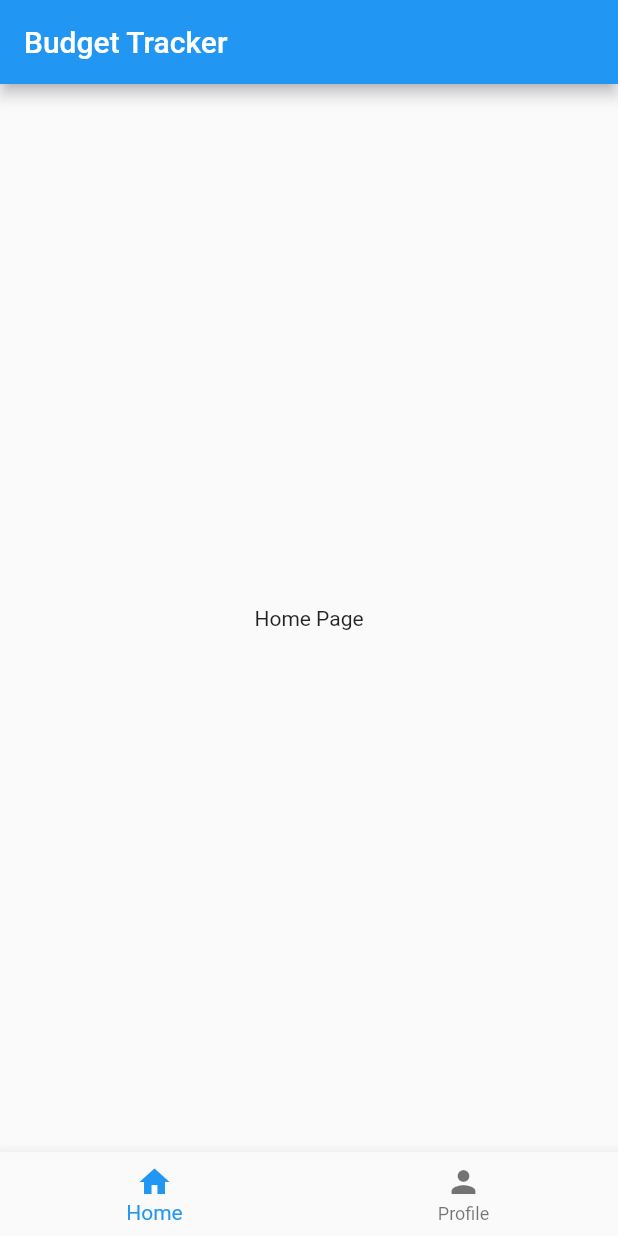
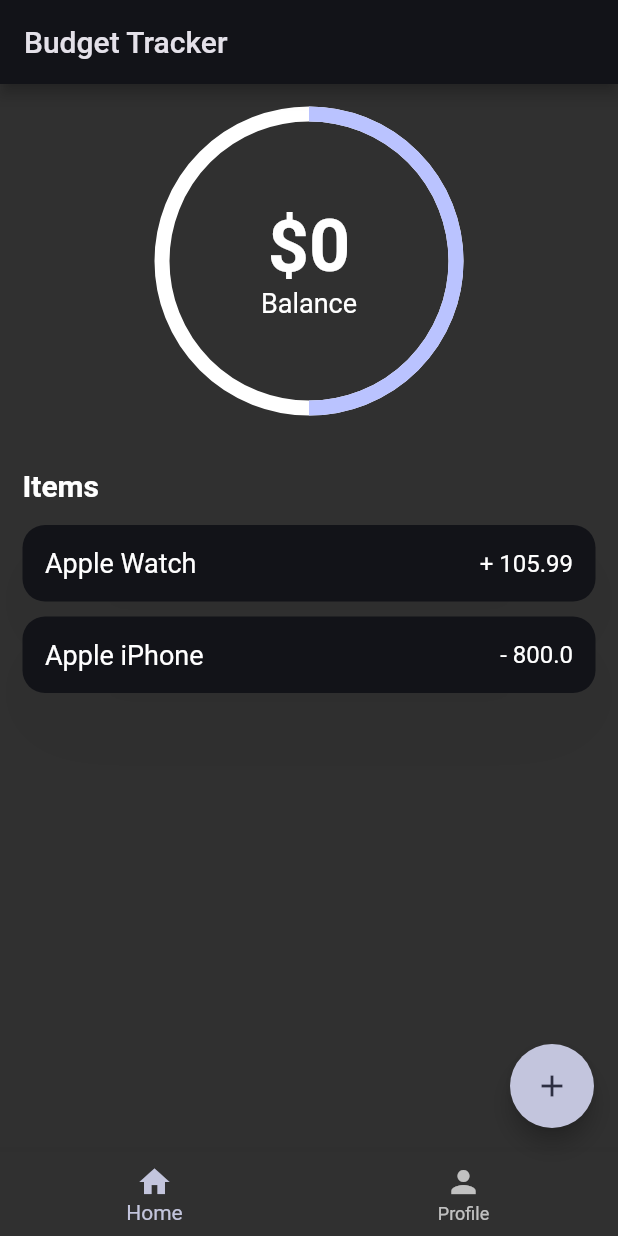
Before and after one commit to FlutterBricks/budget_tracker, a Flutter app: the screen it shows after launch, on a phone screen of 412 x 824 dp. Run offline on Flutter 3.47's test engine with Material 2 defaults, Android fonts, the phone set to English and light mode, and no system bars; drawn by our look-alikes of percent_indicator; our stand-ins replace device_preview.

Commit message:
Nick: home page ui

```diff
--- a/lib/main.dart
+++ b/lib/main.dart
@@ -1,8 +1,14 @@
 import 'package:budget_tracker/screens/home.dart';
+import 'package:device_preview/device_preview.dart';
 import 'package:flutter/material.dart';
 
 void main() {
-  runApp(const MyApp());
+  return runApp(
+    DevicePreview(
+      enabled: true,
+      builder: (context) => MyApp(), // Wrap your app
+    ),
+  );
 }
 
 class MyApp extends StatelessWidget {
@@ -14,7 +20,8 @@ class MyApp extends StatelessWidget {
     return MaterialApp(
         title: 'Flutter Demo',
         theme: ThemeData(
-          primarySwatch: Colors.blue,
+          colorScheme: ColorScheme.fromSeed(
+              brightness: Brightness.dark, seedColor: Colors.indigo),
         ),
         home: Home());
   }
--- a/lib/pages/home_page.dart
+++ b/lib/pages/home_page.dart
@@ -1,12 +1,118 @@
 import 'package:flutter/material.dart';
+import 'package:percent_indicator/circular_percent_indicator.dart';
 
 class HomePage extends StatelessWidget {
   const HomePage({Key? key}) : super(key: key);
 
   @override
   Widget build(BuildContext context) {
-    return const Center(
-      child: Text("Home Page"),
+    final screenSize = MediaQuery.of(context).size;
+    return SingleChildScrollView(
+      child: Padding(
+        padding: const EdgeInsets.all(15.0),
+        child: SizedBox(
+          width: screenSize.width,
+          child: Column(
+            crossAxisAlignment: CrossAxisAlignment.start,
+            children: [
+              Align(
+                alignment: Alignment.topCenter,
+                child: CircularPercentIndicator(
+                  radius: screenSize.width / 2,
+                  lineWidth: 10.0,
+                  percent: .5,
+                  backgroundColor: Colors.white,
+                  center: Column(
+                    mainAxisSize: MainAxisSize.min,
+                    children: const [
+                      Text(
+                        "\$0",
+                        style: TextStyle(
+                            fontSize: 48, fontWeight: FontWeight.bold),
+                      ),
+                      Text(
+                        "Balance",
+                        style: TextStyle(fontSize: 18),
+                      ),
+                    ],
+                  ),
+                  progressColor: Theme.of(context).colorScheme.primary,
+                ),
+              ),
+              const SizedBox(
+                height: 35,
+              ),
+              const Text(
+                "Items",
+                style: TextStyle(fontSize: 20, fontWeight: FontWeight.bold),
+              ),
+              const SizedBox(
+                height: 10,
+              ),
+              const TransactionCard(
+                amount: 105.99,
+                text: "Apple Watch",
+                isExpense: true,
+              ),
+              const TransactionCard(
+                amount: 800,
+                text: "Apple iPhone",
+                isExpense: false,
+              )
+            ],
+          ),
+        ),
+      ),
     );
   }
 }
+
+class TransactionCard extends StatelessWidget {
+  final String text;
+  final double amount;
+  final bool isExpense;
+  const TransactionCard(
+      {required this.amount,
+      required this.text,
+      required this.isExpense,
+      Key? key})
+      : super(key: key);
+  @override
+  Widget build(BuildContext context) {
+    return Padding(
+      padding: const EdgeInsets.only(bottom: 5.0, top: 5.0),
+      child: Container(
+        decoration: BoxDecoration(
+          color: Theme.of(context).colorScheme.background,
+          borderRadius: BorderRadius.circular(15.0),
+          boxShadow: [
+            BoxShadow(
+              color: Colors.black.withOpacity(.05),
+              offset: const Offset(0, 25),
+              blurRadius: 50,
+            )
+          ],
+        ),
+        padding: const EdgeInsets.all(15.0),
+        width: MediaQuery.of(context).size.width,
+        child: Row(
+          children: [
+            Text(
+              text,
+              style: const TextStyle(
+                fontSize: 18,
+              ),
+            ),
+            const Spacer(),
+            Text(
+              (isExpense ? "+ " : "- ") + amount.toString(),
+              style: const TextStyle(
+                fontSize: 16,
+              ),
+            ),
+          ],
+        ),
+      ),
+    );
+  }
+}
--- a/lib/screens/home.dart
+++ b/lib/screens/home.dart
@@ -27,8 +27,15 @@ class _HomeState extends State<Home> {
     return Scaffold(
       appBar: AppBar(
         title: const Text("Budget Tracker"),
+        actions: [
+          //IconButton(onPressed: () {}, icon: const Icon(Icons.attach_money))
+        ],
       ),
       body: pages[_currentPageIndex],
+      floatingActionButton: FloatingActionButton(
+        onPressed: () {},
+        child: const Icon(Icons.add),
+      ),
       bottomNavigationBar: BottomNavigationBar(
         currentIndex: _currentPageIndex,
         items: bottomNavItems,
```
Also changed, not shown: pubspec.yaml (+7 -0 lines), pubspec.lock, 6 other files.
